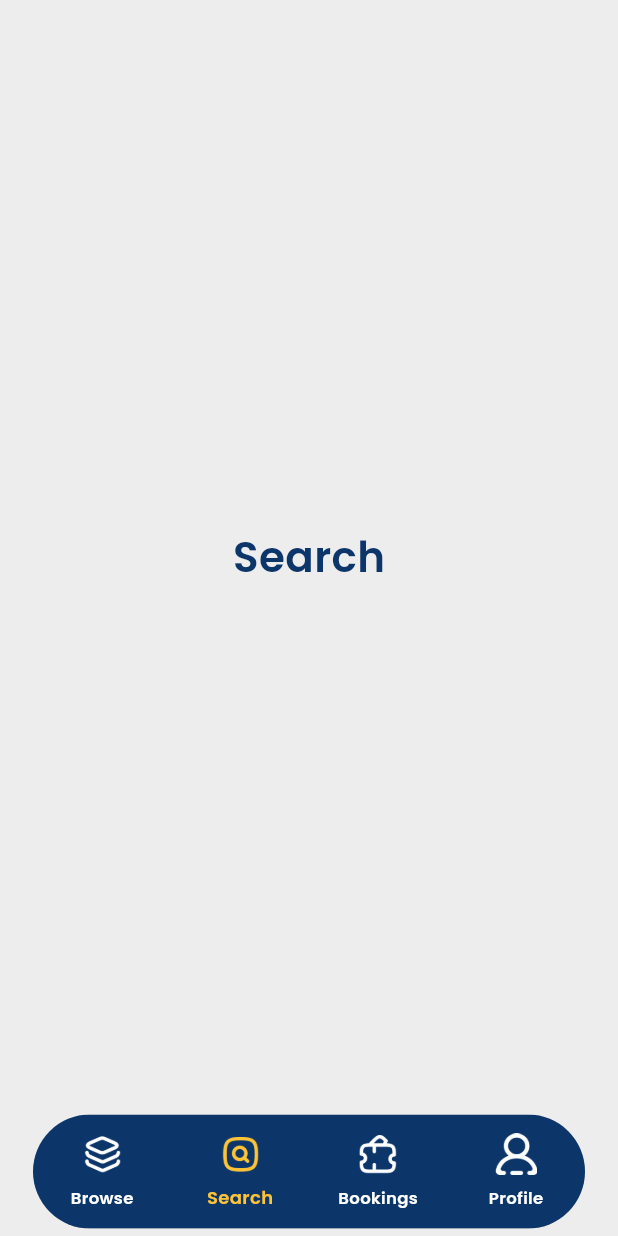
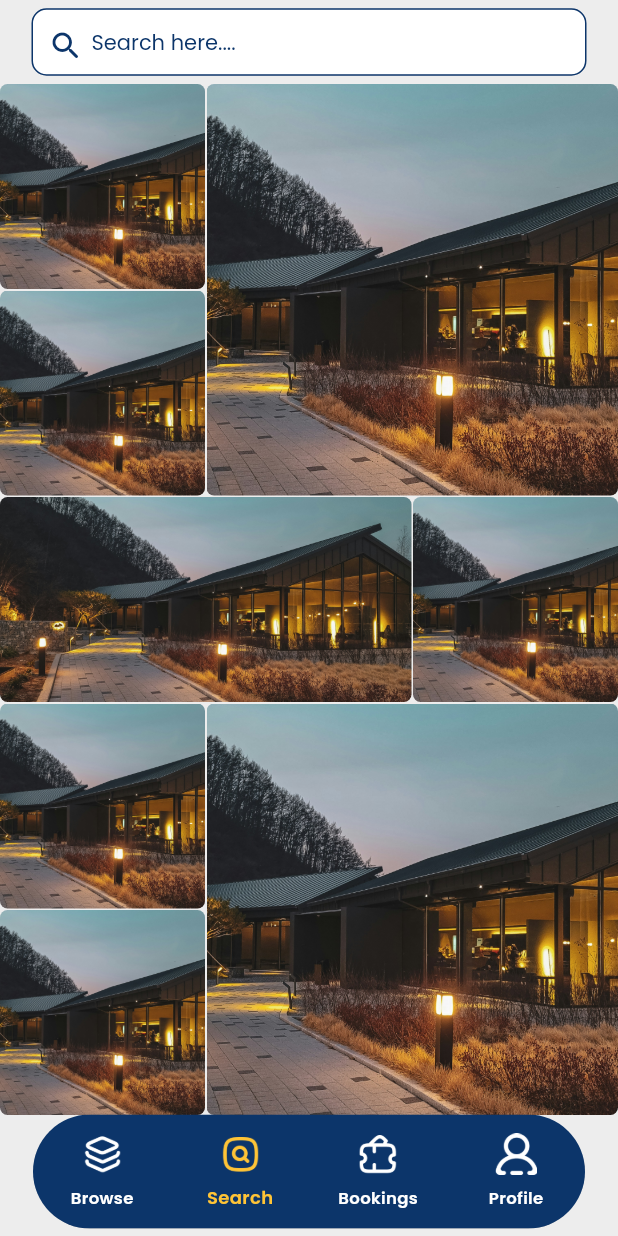
Before and after one commit to Ripat-2345/lodging_app, a Flutter app: the BottomMenuBarPage screen opened directly, item 2 of the bottom bar chosen, on a phone screen of 412 x 824 dp. Run offline on Flutter 3.47's test engine with Material 3 defaults, Android fonts, the phone set to English and light mode, and no system bars; our stand-ins replace appinio_swiper, carousel_slider, google_fonts.

Commit message:
style: update ui home appbar title, update ui bookings page, update ui profile page, update ui search page

```diff
--- a/lib/main.dart
+++ b/lib/main.dart
@@ -23,6 +23,10 @@ class LodgingApp extends StatelessWidget {
         colorScheme: ColorScheme.fromSeed(
           seedColor: darkBlueColor,
         ),
+        scaffoldBackgroundColor: semiWhiteColor,
+        appBarTheme: AppBarTheme(
+          backgroundColor: semiWhiteColor,
+        ),
       ),
       routes: {
         '/': (context) => const SplashPage(),
--- a/lib/pages/bottom_menu_bar_page.dart
+++ b/lib/pages/bottom_menu_bar_page.dart
@@ -48,7 +48,6 @@ class _BottomMenuBarPageState extends State<BottomMenuBarPage> {
   @override
   Widget build(BuildContext context) {
     return Scaffold(
-      backgroundColor: semiWhiteColor,
       body: _selectedPage!['page'],
       bottomNavigationBar: Container(
         margin: const EdgeInsets.only(left: 22, right: 22, bottom: 5),
--- a/lib/pages/search/search_page.dart
+++ b/lib/pages/search/search_page.dart
@@ -1,4 +1,5 @@
 import 'package:flutter/material.dart';
+import 'package:flutter_staggered_grid_view/flutter_staggered_grid_view.dart';
 import 'package:lodging_app/theme.dart';
 
 class SearchPage extends StatelessWidget {
@@ -6,10 +7,65 @@ class SearchPage extends StatelessWidget {
 
   @override
   Widget build(BuildContext context) {
-    return Center(
-      child: Text(
-        "Search",
-        style: semiBoldTextStyle.copyWith(fontSize: 28, color: darkBlueColor),
+    return Scaffold(
+      appBar: AppBar(
+        title: Container(
+          width: double.infinity,
+          height: 45,
+          margin: const EdgeInsets.symmetric(horizontal: 5),
+          padding: const EdgeInsets.symmetric(
+            horizontal: 10,
+            vertical: 12,
+          ),
+          decoration: BoxDecoration(
+            borderRadius: BorderRadius.circular(10),
+            border: Border.all(color: darkBlueColor),
+            color: whiteColor,
+          ),
+          child: Row(
+            crossAxisAlignment: CrossAxisAlignment.center,
+            children: [
+              Icon(
+                Icons.search_rounded,
+                size: 24,
+                color: darkBlueColor,
+              ),
+              const SizedBox(width: 5),
+              Text(
+                "Search here....",
+                style: regularTextStyle.copyWith(
+                  fontSize: 14,
+                  color: darkBlueColor,
+                ),
+              ),
+            ],
+          ),
+        ),
+      ),
+      body: GridView.custom(
+        gridDelegate: SliverQuiltedGridDelegate(
+          crossAxisCount: 3,
+          mainAxisSpacing: 1,
+          crossAxisSpacing: 1,
+          pattern: [
+            // const QuiltedGridTile(2, 2),
+            const QuiltedGridTile(1, 1),
+            const QuiltedGridTile(2, 2),
+            const QuiltedGridTile(1, 1),
+            const QuiltedGridTile(1, 2),
+            const QuiltedGridTile(1, 1),
+          ],
+        ),
+        childrenDelegate: SliverChildBuilderDelegate(
+          childCount: 20,
+          (context, index) => ClipRRect(
+            borderRadius: BorderRadius.circular(5),
+            child: Image.asset(
+              "assets/images/lodging5.png",
+              fit: BoxFit.cover,
+            ),
+          ),
+        ),
       ),
     );
   }
--- a/pubspec.yaml
+++ b/pubspec.yaml
@@ -38,6 +38,7 @@ dependencies:
   google_fonts: ^6.2.1
   carousel_slider: ^4.2.1
   appinio_swiper: ^2.1.1
+  flutter_staggered_grid_view: ^0.7.0
 
 dev_dependencies:
   flutter_test:
```
Also changed, not shown: lib/pages/bookings/bookings_page.dart (+27 -15 lines), lib/pages/home/widgets/custom_appbar_home_widget.dart (+7 -6 lines), lib/pages/profile/profile_page.dart (+37 -4 lines), assets/icons/lodging_app_icon.png (added), pubspec.lock.
